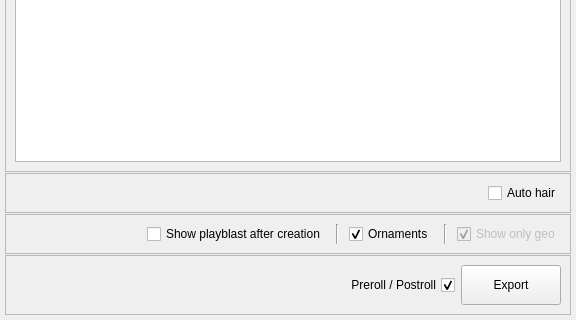
First picture: the form in App/ui_files/export_manager.ui, repository Wizard-collab/Wizard, before the edit; both pictures show x 0 to 576 and y 424 to 744 of the 576 by 744 pixel window.
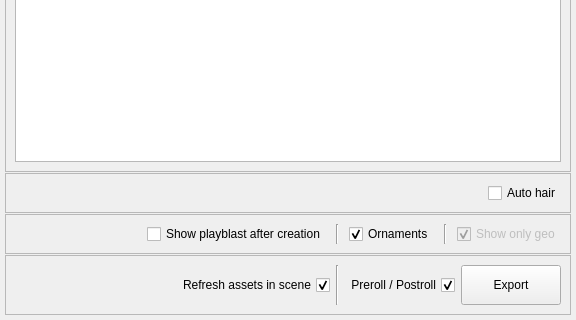
Second picture: the form after the edit.

The edit to the form file:
```diff
--- a/App/ui_files/export_manager.ui
+++ b/App/ui_files/export_manager.ui
@@ -420,6 +420,26 @@
         </property>
        </spacer>
       </item>
+      <item>
+       <widget class="QCheckBox" name="export_m_refresh_assets_checkBox">
+        <property name="layoutDirection">
+         <enum>Qt::RightToLeft</enum>
+        </property>
+        <property name="text">
+         <string>Refresh assets in scene</string>
+        </property>
+        <property name="checked">
+         <bool>true</bool>
+        </property>
+       </widget>
+      </item>
+      <item>
+       <widget class="Line" name="line_3">
+        <property name="orientation">
+         <enum>Qt::Vertical</enum>
+        </property>
+       </widget>
+      </item>
       <item>
        <widget class="QCheckBox" name="preroll_postroll_checkBox">
         <property name="layoutDirection">
```
